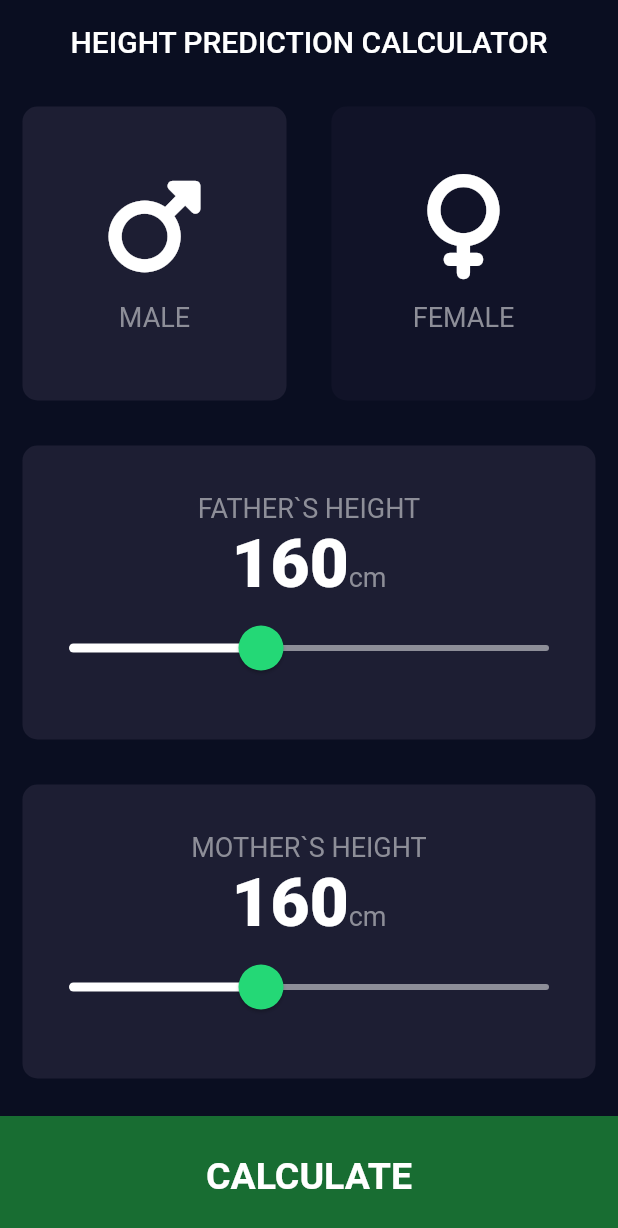
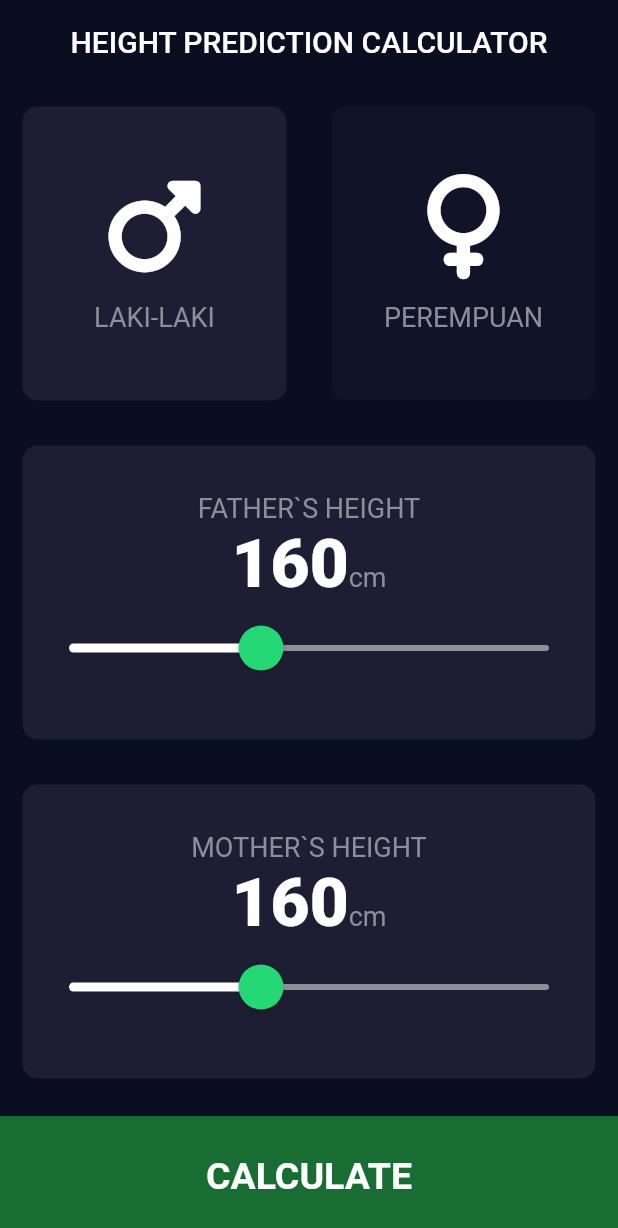
Before and after one commit to deardosatria7/height-calculator, a Flutter app: the screen it shows after launch, on a phone screen of 412 x 824 dp. Shown: the top 1228 px of the screen. Run offline on Flutter 3.47's test engine with Material 2 defaults, Android fonts, the phone set to English and light mode, and no system bars; our stand-ins replace font_awesome_flutter.

Commit message:
Ubah Nama

```diff
--- a/lib/screens/input_page.dart
+++ b/lib/screens/input_page.dart
@@ -40,7 +40,7 @@ class _InputPageState extends State<InputPage> {
                         : inactiveCardColor,
                     cardChild: IconCard(
                       cardIcon: FontAwesomeIcons.mars,
-                      caption: 'MALE',
+                      caption: 'LAKI-LAKI',
                     ),
                     onPress: () {
                       setState(() {
@@ -56,7 +56,7 @@ class _InputPageState extends State<InputPage> {
                         : inactiveCardColor,
                     cardChild: IconCard(
                       cardIcon: FontAwesomeIcons.venus,
-                      caption: 'FEMALE',
+                      caption: 'PEREMPUAN',
                     ),
                     onPress: () {
                       setState(() {
```
